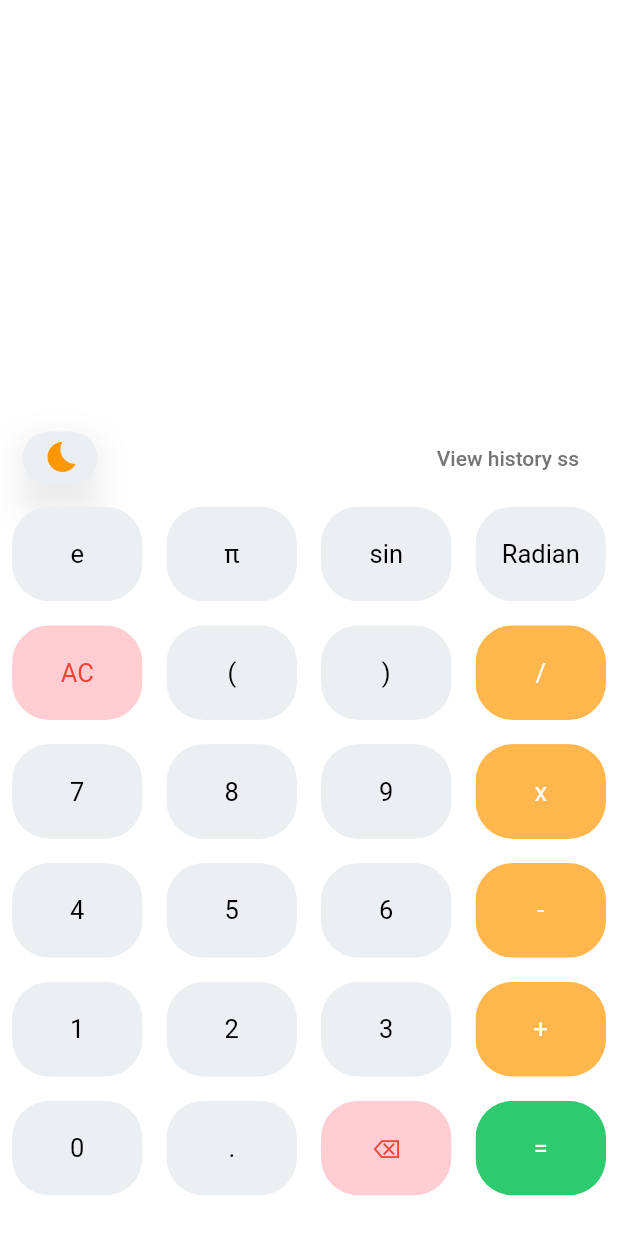
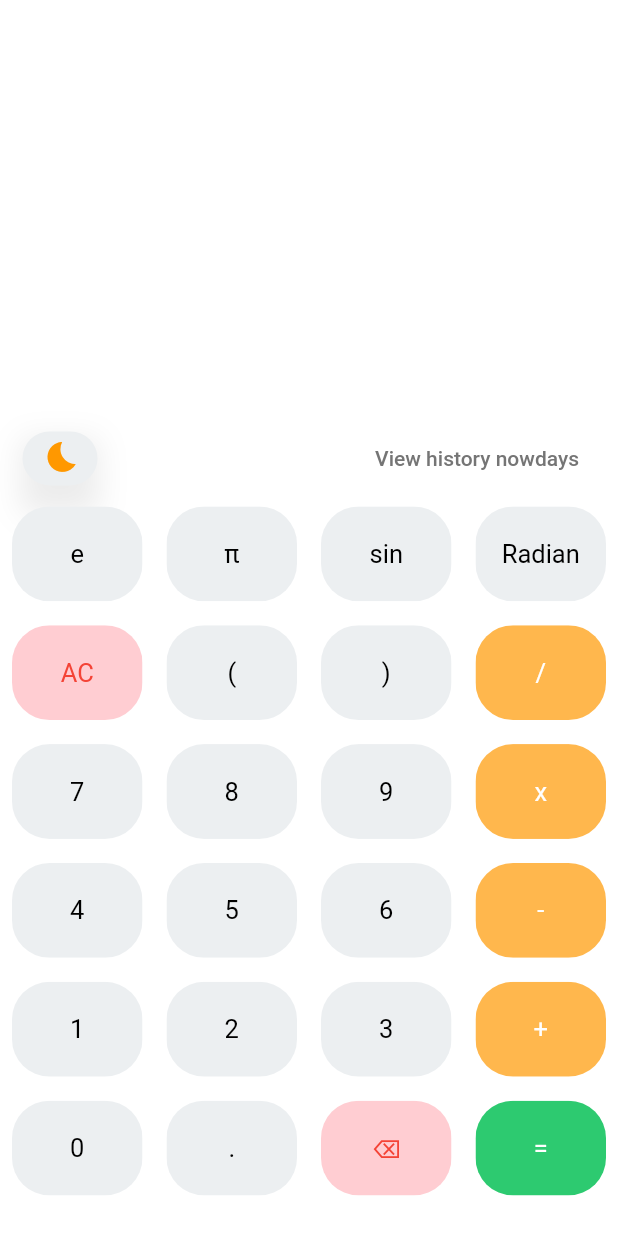
Before and after one commit to bhagirathsinh1/scientific_calsi, a Flutter app: the screen it shows after launch, on a phone screen of 412 x 824 dp. Run offline on Flutter 3.47's test engine with Material 2 defaults, Android fonts, the phone set to English and light mode, and no system bars; our stand-ins replace math_expressions.

Commit message:
new pull

```diff
--- a/lib/HomePage.dart
+++ b/lib/HomePage.dart
@@ -15,7 +15,7 @@ class HomePage extends StatefulWidget {
 class _HomePageState extends State<HomePage> {
   var userQuestion = '';
   var userAnswer = '';
-  var viewHistory = 'View history ss';
+  var viewHistory = 'View history nowdays';
   var ob = 0;
   var cb = 0;
   var zero = 0;
```
